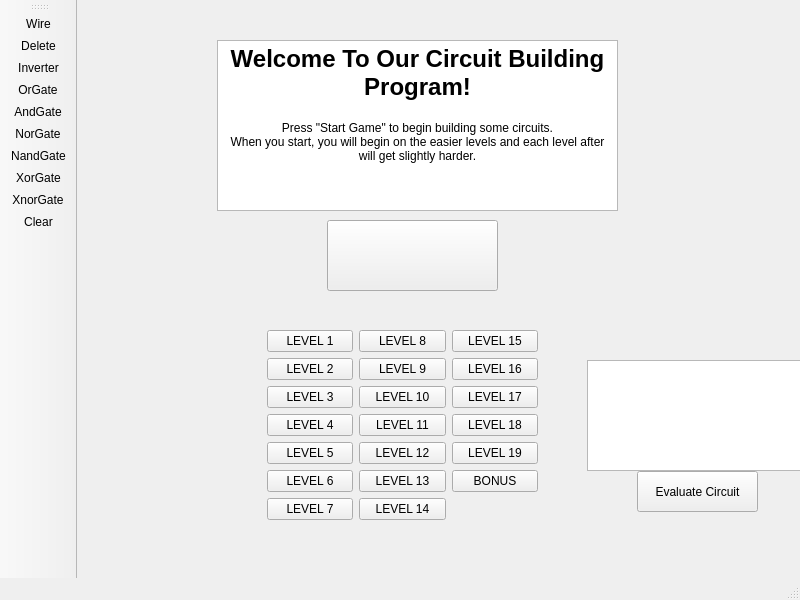
The window that CircuitBuilder/mainwindow.ui (lilzooty/IzziLab) describes before a commit, drawn with Qt 5.
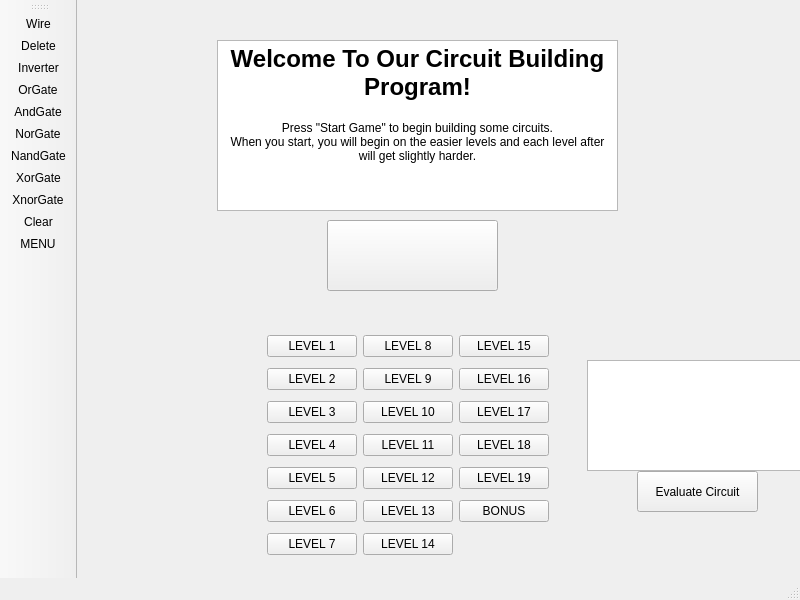
The same window after the commit. Icons and pictures are not drawn.

Commit message: return to menu added to menu bar

The edit to the form file:
```diff
--- a/CircuitBuilder/mainwindow.ui
+++ b/CircuitBuilder/mainwindow.ui
@@ -101,8 +101,8 @@
      <rect>
       <x>190</x>
       <y>330</y>
-      <width>271</width>
-      <height>191</height>
+      <width>282</width>
+      <height>236</height>
      </rect>
     </property>
     <layout class="QGridLayout" name="LevelsGrid">
@@ -280,6 +280,7 @@
    <addaction name="actionXorGate"/>
    <addaction name="actionXnorGate"/>
    <addaction name="actionClear"/>
+   <addaction name="actionMENU"/>
   </widget>
   <action name="actionAndGate">
    <property name="icon">
@@ -410,6 +411,14 @@
     <enum>QAction::MenuRole::NoRole</enum>
    </property>
   </action>
+  <action name="actionMENU">
+   <property name="text">
+    <string>MENU</string>
+   </property>
+   <property name="menuRole">
+    <enum>QAction::MenuRole::NoRole</enum>
+   </property>
+  </action>
  </widget>
  <resources>
   <include location="rsc.qrc"/>
```
The commit also changes 2 other files.
